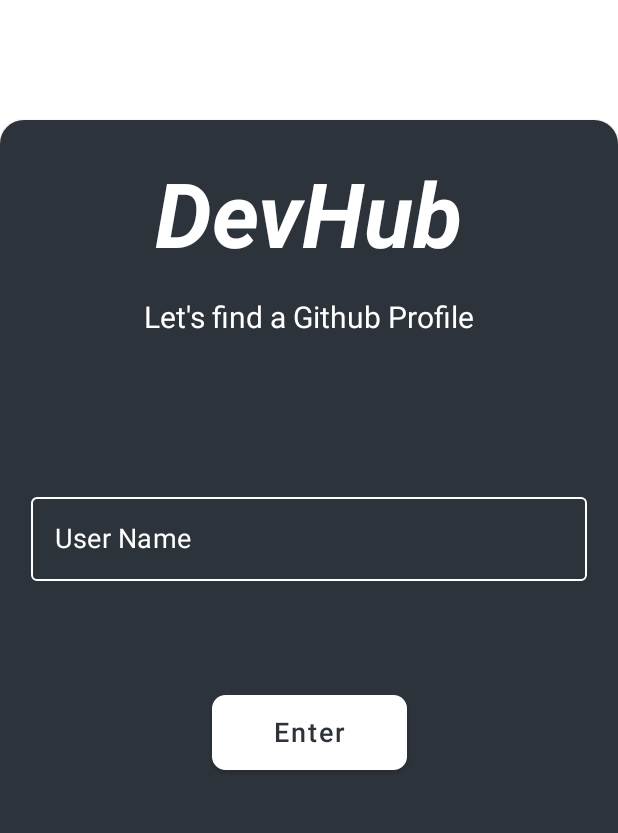
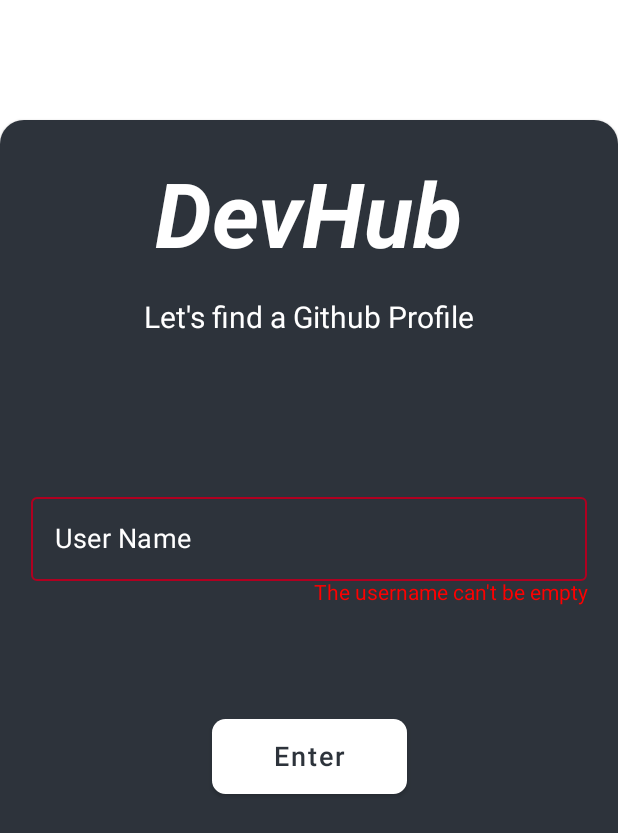
Before and after one commit to lito-bumba/7daysCode, an Android app built with Jetpack Compose: the screen it shows after launch (MainActivity), after a tap on "Enter", on a phone screen of 412 x 824 dp. Shown: the top 833 px of the screen. Run offline under Robolectric (Android 15) with nearby library versions, the phone set to English and light mode, and no system bars; our stand-ins replace livedata-compose.

```diff
--- a/app/src/main/java/com/litobumba/challenge7dayscode/UseCase.kt
+++ b/app/src/main/java/com/litobumba/challenge7dayscode/AppViewModel.kt
@@ -1,5 +1,6 @@
 package com.litobumba.challenge7dayscode
 
+import android.content.Context
 import androidx.lifecycle.LiveData
 import androidx.lifecycle.MutableLiveData
 import androidx.lifecycle.ViewModel
@@ -10,12 +11,17 @@ import kotlinx.coroutines.flow.*
 import retrofit2.HttpException
 import java.io.IOException
 
-class UseCase(private val repository: Repository = Repository()): ViewModel() {
+class AppViewModel(private val repository: Repository = Repository()): ViewModel() {
 
     private var _profile = MutableLiveData(ProfileUiState())
     val profile: LiveData<ProfileUiState> = _profile
 
-    fun getUser(user: String): Flow<ProfileState> = flow {
+    private val _scrollUp = MutableLiveData(false)
+    val scrollUp: LiveData<Boolean> = _scrollUp
+
+    private var lastScrollIndex = 0
+
+    fun getUser(context: Context, user: String): Flow<ProfileState> = flow {
         try {
             val user = repository.getUser(user)
             delay(700L)
@@ -23,14 +29,21 @@ class UseCase(private val repository: Repository = Repository()): ViewModel() {
             emit(ProfileState(profile = user))
         } catch (e: HttpException) {
             delay(700L)
-            emit(ProfileState(error = "User Not Found"))
+            emit(ProfileState(error = context.getString(R.string.userNotFound)))
         } catch (e: IOException) {
             delay(700L)
-            emit(ProfileState(error = "Check your Internet Connection"))
+            emit(ProfileState(error = context.getString(R.string.internetConnection)))
         } catch (e: Exception) {
             delay(700L)
-            emit(ProfileState(error = "Parameter Error"))
+            emit(ProfileState(error = context.getString(R.string.parameterError)))
         }
     }
 
+    fun updateScrollPosition(newScrollIndex: Int) {
+        if (newScrollIndex == lastScrollIndex) return
+
+        _scrollUp.value = newScrollIndex > lastScrollIndex
+        lastScrollIndex = newScrollIndex
+    }
+
 }
--- a/app/src/main/java/com/litobumba/challenge7dayscode/MainActivity.kt
+++ b/app/src/main/java/com/litobumba/challenge7dayscode/MainActivity.kt
@@ -12,12 +12,10 @@ import androidx.navigation.compose.rememberNavController
 import com.litobumba.challenge7dayscode.ui.FirstScreen
 import com.litobumba.challenge7dayscode.ui.ProfileScreen
 import com.litobumba.challenge7dayscode.ui.ProfileUiState
-import com.litobumba.challenge7dayscode.webclient.DtoRepos
-import com.litobumba.challenge7dayscode.webclient.dtoToReposList
 
 class MainActivity : ComponentActivity() {
 
-    private val viewModel by viewModels<UseCase>()
+    private val viewModel by viewModels<AppViewModel>()
 
     override fun onCreate(savedInstanceState: Bundle?) {
         super.onCreate(savedInstanceState)
@@ -33,9 +31,8 @@ class MainActivity : ComponentActivity() {
                 }
 
                 composable(route = "profileScreen") {
-                    ProfileScreen(profile)
+                    ProfileScreen(viewModel, navController, profile)
                 }
-
             }
 
         }
--- a/app/src/main/java/com/litobumba/challenge7dayscode/ui/ButtomAnimated.kt
+++ b/app/src/main/java/com/litobumba/challenge7dayscode/ui/Components/ButtomAnimated.kt
@@ -1,4 +1,4 @@
-package com.litobumba.challenge7dayscode.ui
+package com.litobumba.challenge7dayscode.ui.Components
 
 import android.os.Bundle
 import androidx.activity.ComponentActivity
--- a/app/src/main/java/com/litobumba/challenge7dayscode/ui/FirstScreen.kt
+++ b/app/src/main/java/com/litobumba/challenge7dayscode/ui/FirstScreen.kt
@@ -2,7 +2,6 @@ package com.litobumba.challenge7dayscode.ui
 
 import android.content.Intent
 import android.net.Uri
-import android.widget.Toast
 import androidx.compose.foundation.clickable
 import androidx.compose.foundation.layout.*
 import androidx.compose.foundation.rememberScrollState
@@ -12,28 +11,35 @@ import androidx.compose.material.*
 import androidx.compose.runtime.*
 import androidx.compose.ui.Alignment
 import androidx.compose.ui.Modifier
+import androidx.compose.ui.draw.clip
 import androidx.compose.ui.graphics.Color
 import androidx.compose.ui.platform.LocalContext
+import androidx.compose.ui.res.stringResource
 import androidx.compose.ui.text.TextStyle
 import androidx.compose.ui.text.font.FontStyle
 import androidx.compose.ui.text.font.FontWeight
+import androidx.compose.ui.text.input.VisualTransformation
+import androidx.compose.ui.text.style.TextAlign
 import androidx.compose.ui.text.style.TextDecoration
 import androidx.compose.ui.unit.dp
 import androidx.compose.ui.unit.sp
 import androidx.navigation.NavController
-import com.litobumba.challenge7dayscode.UseCase
+import com.litobumba.challenge7dayscode.AppViewModel
+import com.litobumba.challenge7dayscode.R
+import com.litobumba.challenge7dayscode.ui.Components.LoadingButton
 import com.litobumba.challenge7dayscode.ui.theme.ColorPrimary
 import kotlinx.coroutines.launch
 
 @OptIn(ExperimentalMaterialApi::class)
 @Composable
-fun FirstScreen(viewModel: UseCase, navController: NavController) {
+fun FirstScreen(viewModel: AppViewModel, navController: NavController) {
 
     val scaffoldState = rememberBackdropScaffoldState(BackdropValue.Concealed)
 
     BackdropScaffold(
         appBar = { },
         scaffoldState = scaffoldState,
+        gesturesEnabled = false,
         snackbarHost = {
             SnackbarHost(it) { data ->
                 Snackbar(
@@ -107,14 +113,13 @@ private fun BackLayer() {
 
 @Composable
 private fun FrontLayer(
-    viewModel: UseCase,
+    viewModel: AppViewModel,
     navController: NavController,
     snackbarHostState: SnackbarHostState
 ) {
-    val context = LocalContext.current
-
     val scope = rememberCoroutineScope()
     var userName by remember { mutableStateOf("") }
+    var userError by remember { mutableStateOf(false) }
 
     Column(
         horizontalAlignment = Alignment.CenterHorizontally,
@@ -135,7 +140,7 @@ private fun FrontLayer(
         Spacer(modifier = Modifier.height(20.dp))
 
         Text(
-            text = "Let's find a Github Profile",
+            text = stringResource(R.string.letsFind),
             fontSize = 20.sp,
             color = Color.White
         )
@@ -143,11 +148,9 @@ private fun FrontLayer(
 
         OutlinedTextField(
             value = userName,
-            onValueChange = {
-                userName = it
-            },
+            onValueChange = { userName = it },
             singleLine = true,
-            label = { Text("User Name", fontSize = 18.sp) },
+            label = { Text(stringResource(R.string.userName), fontSize = 18.sp) },
             textStyle = TextStyle(
                 color = Color.White,
                 fontSize = 20.sp
@@ -155,31 +158,45 @@ private fun FrontLayer(
             colors = TextFieldDefaults.outlinedTextFieldColors(
                 textColor = Color.White,
                 cursorColor = Color.White,
-                focusedLabelColor = Color.White,
+                focusedLabelColor = if (userError) Color.Red else Color.White,
                 unfocusedLabelColor = Color.White,
                 backgroundColor = Color.Transparent,
                 unfocusedBorderColor = Color.White,
                 focusedBorderColor = Color.White
             ),
+            isError = userError,
             modifier = Modifier
                 .fillMaxWidth(.9F)
         )
+
+        if (userError){
+            Text(
+                text = stringResource(R.string.usernameEmpty),
+                color = Color.Red,
+                textAlign = TextAlign.End,
+                modifier = Modifier.fillMaxWidth(.9F)
+            )
+        }
 
         Spacer(modifier = Modifier.height(60.dp))
 
 
         var loading by remember { mutableStateOf(false) }
+        val context = LocalContext.current
 
         LoadingButton(
             onClick = {
+
                 if (userName.isBlank()) {
+                    userError = true
                     return@LoadingButton
                 }
 
                 loading = true
+                userError = false
 
                 scope.launch {
-                    viewModel.getUser(userName).collect { state ->
+                    viewModel.getUser(context, userName).collect { state ->
 
                         loading = false
 
@@ -193,11 +210,6 @@ private fun FrontLayer(
                             return@collect
                         }
 
-                        /*Toast.makeText(
-                            context,
-                            state.profile.toString(),
-                            Toast.LENGTH_SHORT
-                        ).show()*/
                         navController.navigate("profileScreen")
                     }
                 }
@@ -214,7 +226,7 @@ private fun FrontLayer(
                 contentColor = ColorPrimary
             )
         ) {
-            Text(text = "Enter", fontSize = 18.sp)
+            Text(text = stringResource(R.string.enter), fontSize = 18.sp)
         }
 
     }
--- a/app/src/main/res/values/strings.xml
+++ b/app/src/main/res/values/strings.xml
@@ -1,3 +1,11 @@
 <resources>
-    <string name="app_name">Challenge7daysCode</string>
+    <string name="app_name">DevHub</string>
+    <string name="letsFind">Let\'s find a Github Profile</string>
+    <string name="repositories">Public Repositories</string>
+    <string name="enter">Enter</string>
+    <string name="userName">User Name</string>
+    <string name="userNotFound">User not Found</string>
+    <string name="internetConnection">Check your Internet Connection</string>
+    <string name="parameterError">Parameter Error</string>
+    <string name="usernameEmpty">The username can\'t be empty</string>
 </resources>
```
Also changed, not shown: app/src/main/java/com/litobumba/challenge7dayscode/ui/ProfileScreen.kt (renamed from app/src/main/java/com/litobumba/challenge7dayscode/ui/ProfileDetail.kt, +69 -11 lines), 1 other file.
